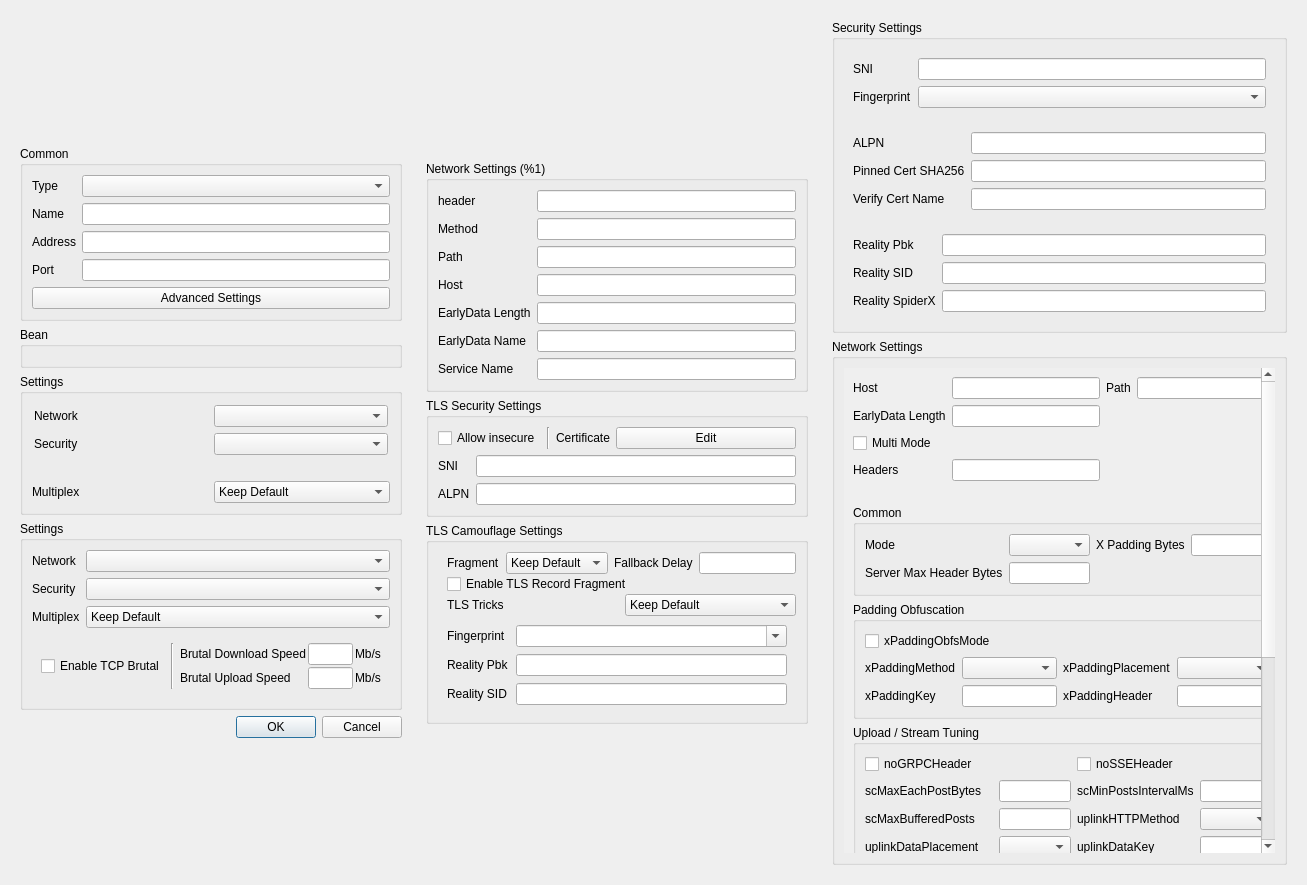
throneproj/Throne, file include/ui/profile/dialog_edit_profile.ui: the form before one commit.
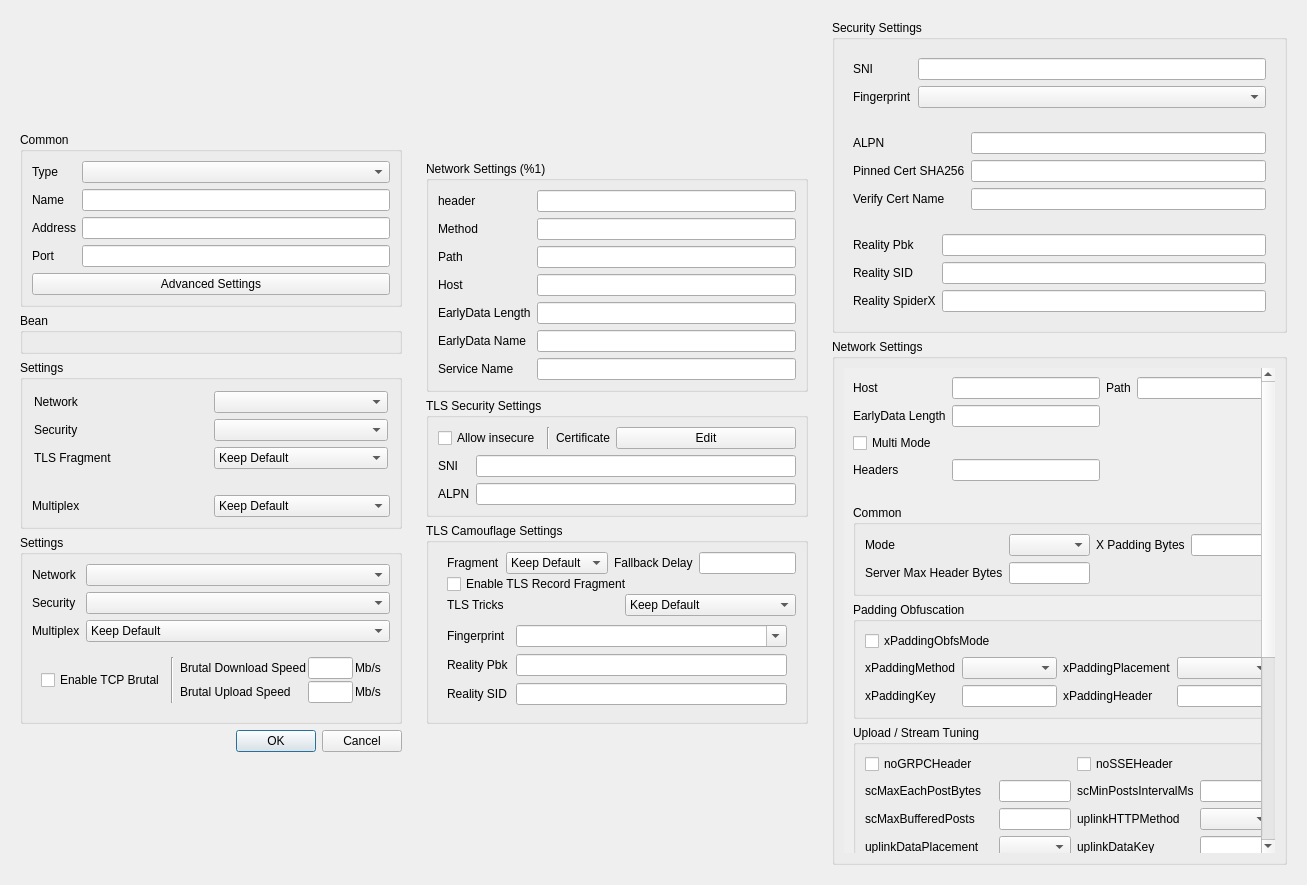
The form after the commit. Custom widgets are drawn as their Qt base class.

Commit message:
feat: add Xray FinalMask TLS fragmentation
Add configurable TLS ClientHello and TCP stream fragmentation for Xray
TLS/REALITY profiles, including global defaults, per-profile overrides,
input validation, UI translations, and configuration validation tests.

What changed in the file:
```diff
--- a/include/ui/profile/dialog_edit_profile.ui
+++ b/include/ui/profile/dialog_edit_profile.ui
@@ -181,6 +181,38 @@
             <item row="1" column="1">
              <widget class="QComboBox" name="xray_security"/>
             </item>
+            <item row="2" column="0">
+             <widget class="QLabel" name="xray_fragment_l">
+              <property name="toolTip">
+               <string>&lt;html&gt;&lt;head/&gt;&lt;body&gt;&lt;p&gt;FinalMask TLS fragmentation for this Xray profile. &amp;quot;Keep Default&amp;quot; follows the global &amp;quot;Default On&amp;quot; setting in Settings &gt; Core.&lt;/p&gt;&lt;/body&gt;&lt;/html&gt;</string>
+              </property>
+              <property name="text">
+               <string>TLS Fragment</string>
+              </property>
+             </widget>
+            </item>
+            <item row="2" column="1">
+             <widget class="QComboBox" name="xray_fragment">
+              <property name="toolTip">
+               <string>&lt;html&gt;&lt;head/&gt;&lt;body&gt;&lt;p&gt;FinalMask TLS fragmentation for this Xray profile. &amp;quot;Keep Default&amp;quot; follows the global &amp;quot;Default On&amp;quot; setting in Settings &gt; Core.&lt;/p&gt;&lt;/body&gt;&lt;/html&gt;</string>
+              </property>
+              <item>
+               <property name="text">
+                <string>Keep Default</string>
+               </property>
+              </item>
+              <item>
+               <property name="text">
+                <string>Enabled</string>
+               </property>
+              </item>
+              <item>
+               <property name="text">
+                <string>Disabled</string>
+               </property>
+              </item>
+             </widget>
+            </item>
            </layout>
           </widget>
          </item>
```
The commit also changes 10 other files.
